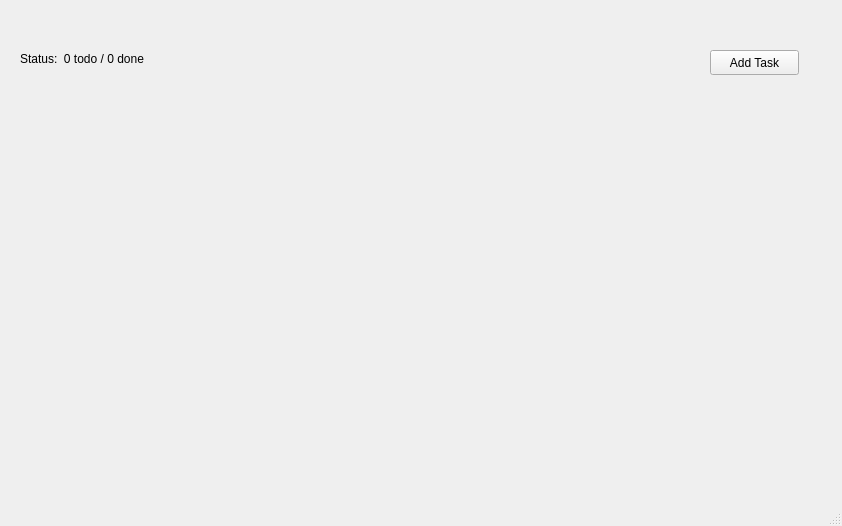
Above: MainWindow.ui from shaavan/QT-TodoApp before the change. Below: the same form after it.
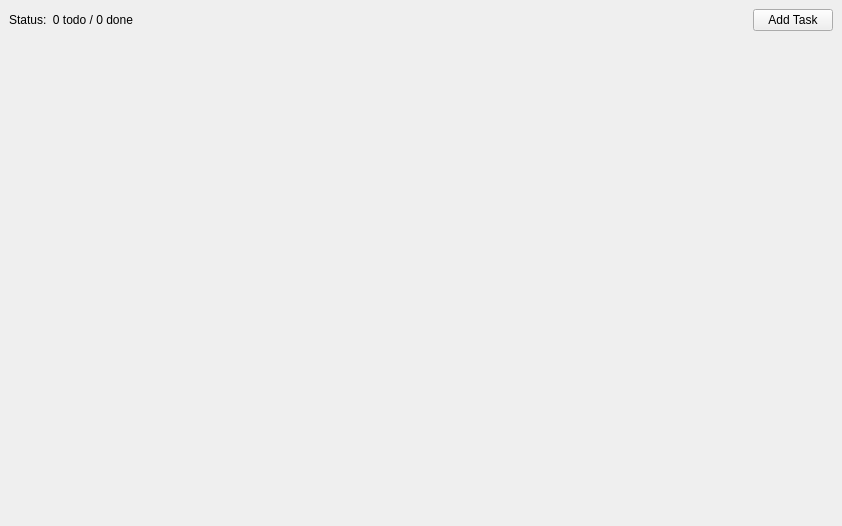
That is the form after the change.

```diff
--- a/MainWindow.ui
+++ b/MainWindow.ui
@@ -14,44 +14,57 @@
    <string>MainWindow</string>
   </property>
   <widget class="QWidget" name="centralwidget">
+   <layout class="QVBoxLayout" name="verticalLayout">
+    <item>
+     <layout class="QHBoxLayout" name="toolbarLayout">
+      <item>
    <widget class="QLabel" name="statusLabel">
-    <property name="geometry">
-     <rect>
-      <x>20</x>
-      <y>50</y>
-      <width>161</width>
-      <height>17</height>
-     </rect>
-    </property>
     <property name="text">
      <string>Status:  0 todo / 0 done</string>
     </property>
    </widget>
+      </item>
+      <item>
+       <spacer name="horizontalSpacer">
+        <property name="orientation">
+         <enum>Qt::Horizontal</enum>
+        </property>
+        <property name="sizeHint" stdset="0">
+         <size>
+          <width>40</width>
+          <height>20</height>
+         </size>
+        </property>
+       </spacer>
+      </item>
+      <item>
    <widget class="QPushButton" name="addTaskButton">
-    <property name="geometry">
-     <rect>
-      <x>710</x>
-      <y>50</y>
-      <width>89</width>
-      <height>25</height>
-     </rect>
-    </property>
     <property name="text">
      <string>Add Task</string>
     </property>
    </widget>
-  </widget>
-  <widget class="QMenuBar" name="menubar">
-   <property name="geometry">
-    <rect>
-     <x>0</x>
-     <y>0</y>
-     <width>842</width>
-     <height>22</height>
-    </rect>
-   </property>
+      </item>
+     </layout>
+    </item>
+    <item>
+     <layout class="QVBoxLayout" name="tasksLayout">
+      <item>
+       <spacer name="verticalSpacer">
+        <property name="orientation">
+         <enum>Qt::Vertical</enum>
+        </property>
+        <property name="sizeHint" stdset="0">
+         <size>
+          <width>20</width>
+          <height>40</height>
+         </size>
+        </property>
+       </spacer>
+      </item>
+     </layout>
+    </item>
+   </layout>
   </widget>
-  <widget class="QStatusBar" name="statusbar"/>
  </widget>
  <resources/>
  <connections/>
```
Left out of the diff: 2 changed lines with no effect on the pictures. Lines whose indentation alone changed are shown as unchanged.
